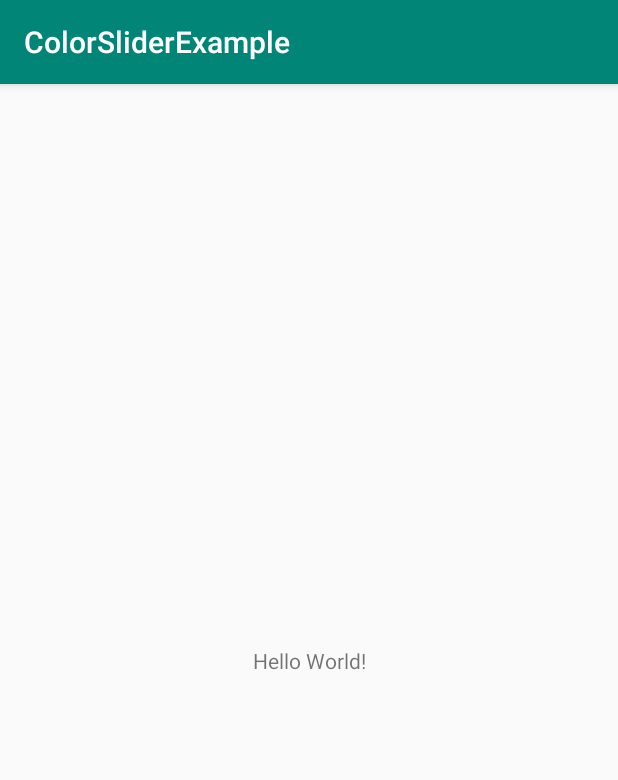
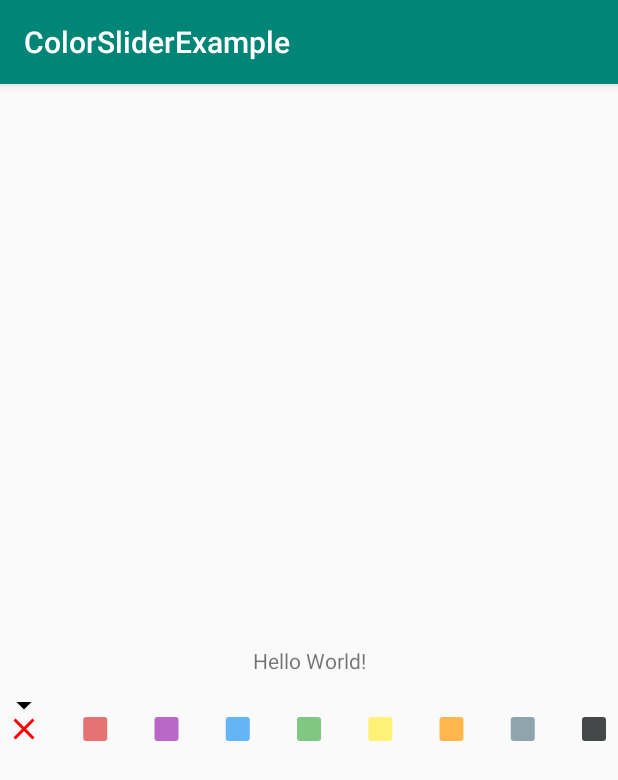
Before and after one commit to emkayDauda/ColorSlider, an Android app: the screen it shows after launch (MainActivity), on a phone screen of 412 x 824 dp. Shown: the top 780 px of the screen. Run offline under Robolectric (Android 15) with nearby library versions, the phone set to English and light mode, and no system bars.

Commit message:
:bento: Complete Sample App

```diff
--- a/app/src/main/java/com/emkaydauda/colorsliderexample/MainActivity.kt
+++ b/app/src/main/java/com/emkaydauda/colorsliderexample/MainActivity.kt
@@ -2,11 +2,16 @@ package com.emkaydauda.colorsliderexample
 
 import androidx.appcompat.app.AppCompatActivity
 import android.os.Bundle
+import kotlinx.android.synthetic.main.activity_main.*
 
 class MainActivity : AppCompatActivity() {
 
     override fun onCreate(savedInstanceState: Bundle?) {
         super.onCreate(savedInstanceState)
         setContentView(R.layout.activity_main)
+
+        textBackground.addListener {
+            display.setBackgroundColor(it)
+        }
     }
 }
--- a/app/src/main/res/layout/activity_main.xml
+++ b/app/src/main/res/layout/activity_main.xml
@@ -11,9 +11,22 @@
             android:layout_width="wrap_content"
             android:layout_height="wrap_content"
             android:text="Hello World!"
+            android:id="@+id/display"
             app:layout_constraintBottom_toBottomOf="parent"
             app:layout_constraintLeft_toLeftOf="parent"
             app:layout_constraintRight_toRightOf="parent"
             app:layout_constraintTop_toTopOf="parent"/>
 
+
+    <com.emkaydauda.colorslider.ColorSlider
+            android:layout_width="0dp"
+            android:layout_height="wrap_content"
+            app:layout_constraintStart_toStartOf="parent"
+            app:layout_constraintEnd_toEndOf="parent"
+            app:colors="@array/slider_colors"
+            android:layout_marginTop="8dp"
+            app:layout_constraintTop_toBottomOf="@id/display"
+            android:id="@+id/textBackground"
+    />
+
 </androidx.constraintlayout.widget.ConstraintLayout>
--- a/app/src/main/res/values/strings.xml
+++ b/app/src/main/res/values/strings.xml
@@ -1,3 +1,14 @@
 <resources>
     <string name="app_name">ColorSliderExample</string>
+
+    <string-array name="slider_colors">
+        <item>#E57373</item>
+        <item>#BA68C8</item>
+        <item>#64B5F6</item>
+        <item>#81C784</item>
+        <item>#FFF176</item>
+        <item>#FFB74D</item>
+        <item>#90A4AE</item>
+        <item>#454849</item>
+    </string-array>
 </resources>
```
